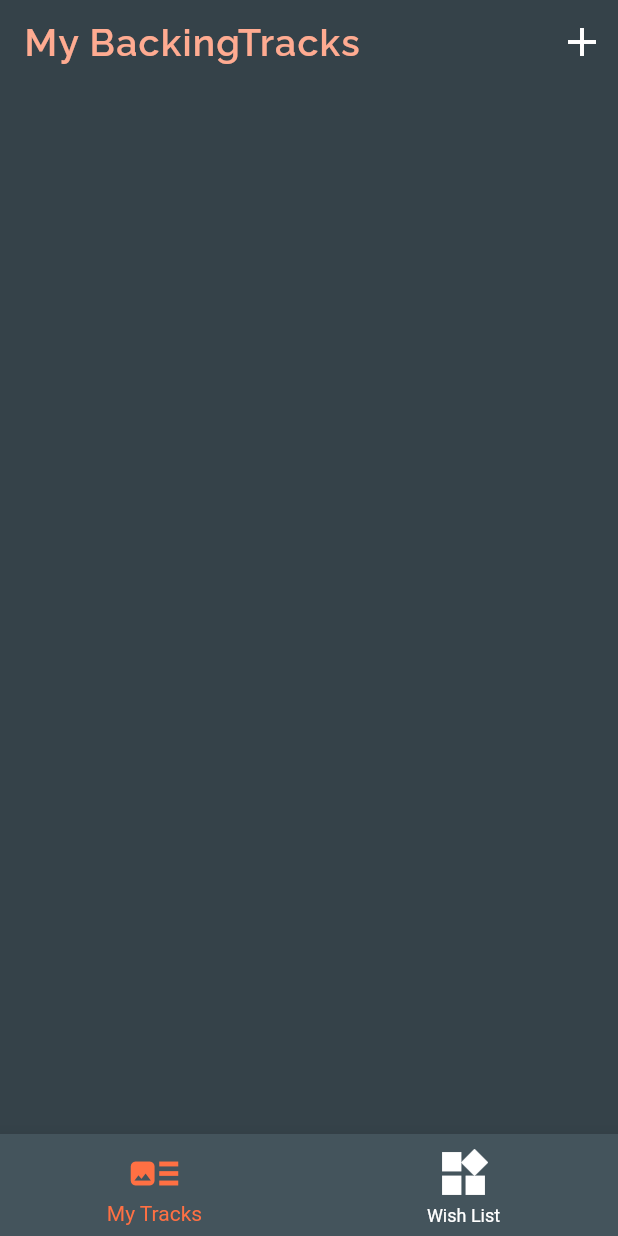
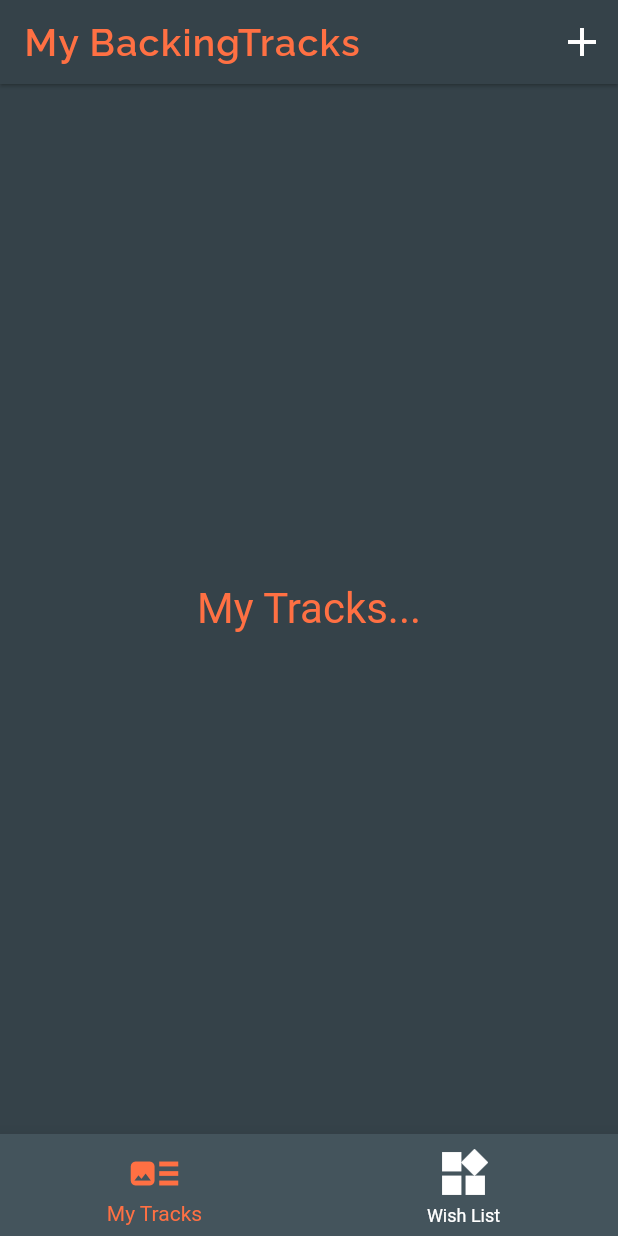
Before and after one commit to gshockv/myBackingTracks, a Flutter app: the screen it shows after launch, after a tap on the "add" icon, on a phone screen of 412 x 824 dp. Run offline on Flutter 3.47's test engine with Material 2 defaults, Android fonts, the phone set to English and light mode, and no system bars; our stand-ins replace google_fonts.

Commit message:
homescreen, myBackingTracks list, myWishList screen skeletons

```diff
--- a/lib/main.dart
+++ b/lib/main.dart
@@ -8,9 +8,9 @@ class MyApp extends StatelessWidget {
   Widget build(BuildContext context) {
     return MaterialApp(
       title: 'Flutter Demo',
-      themeMode: ThemeMode.dark,
+
       theme: ThemeData(
-        primarySwatch: Colors.purple,
+        primarySwatch: Colors.deepPurple,
       ),
       home: HomeScreen(),
     );
--- /dev/null
+++ b/lib/ui/add_record_widget.dart
@@ -0,0 +1,6 @@
+
+import 'package:flutter/material.dart';
+
+abstract class AddRecordStatefulWidget extends StatefulWidget {
+  void addRecord();
+}
--- a/lib/ui/home_screen.dart
+++ b/lib/ui/home_screen.dart
@@ -1,6 +1,9 @@
 import 'package:flutter/material.dart';
 import 'package:google_fonts/google_fonts.dart';
+import 'package:mybackingtracks/ui/add_record_widget.dart';
 import 'package:mybackingtracks/ui/app_colors.dart';
+import 'package:mybackingtracks/ui/tracks/my_tracks_list_screen.dart';
+import 'package:mybackingtracks/ui/wishlist/wish_list_screen.dart';
 
 class HomeScreen extends StatefulWidget {
   @override
@@ -12,6 +15,11 @@ class HomeScreen extends StatefulWidget {
 class _HomeScreenState extends State<HomeScreen> {
   int _selectedPageIndex = 0;
 
+  final List<AddRecordStatefulWidget> _pages = [
+    MyTracksListScreen(),
+    WishListScreen()
+  ];
+
   @override
   Widget build(BuildContext context) {
     return Scaffold(
@@ -20,7 +28,7 @@ class _HomeScreenState extends State<HomeScreen> {
         color: Color(AppColors.primaryDarkColor),
         //decoration: _createGradientWindowBackground(),
         child: Center(
-          child: Container(),
+          child: _pages[_selectedPageIndex],
         ),
       ),
       bottomNavigationBar: _createBottomNavigationBar(),
@@ -29,7 +37,7 @@ class _HomeScreenState extends State<HomeScreen> {
 
   Widget _createAppBar() {
     return AppBar(
-      elevation: 0,
+      elevation: 1,
       backgroundColor: Color(AppColors.primaryDarkColor),
       title: Text(
         "My BackingTracks",
@@ -37,7 +45,7 @@ class _HomeScreenState extends State<HomeScreen> {
           fontSize: 25,
           // fontStyle: FontStyle.italic,
           //color: Color(AppColors.appBarPrimaryColor),
-          color: Colors.deepOrange[200],
+          color: Colors.deepOrange[400],
           fontWeight: FontWeight.w600,
           letterSpacing: 0.8
         ),
@@ -49,7 +57,7 @@ class _HomeScreenState extends State<HomeScreen> {
             Icons.add,
             color: Color(AppColors.appBarActionColor)
           ),
-          onPressed: () {},
+          onPressed: _onAddRecordClick,
         )
       ],
     );
@@ -93,9 +101,13 @@ class _HomeScreenState extends State<HomeScreen> {
     );
   }
 
-  void _onPageSelected(int index) {
+  _onPageSelected(int index) {
     setState(() {
       _selectedPageIndex = index;
     });
   }
+
+  _onAddRecordClick() {
+    _pages[_selectedPageIndex].addRecord();
+  }
 }
--- /dev/null
+++ b/lib/ui/tracks/my_tracks_list_screen.dart
@@ -0,0 +1,29 @@
+import 'package:flutter/material.dart';
+import 'package:mybackingtracks/ui/add_record_widget.dart';
+
+class MyTracksListScreen extends AddRecordStatefulWidget {
+  @override
+  State<StatefulWidget> createState() {
+    return _MyTracksListScreenState();
+  }
+
+  @override
+  void addRecord() {
+    print("Add new backing track record...");
+  }
+}
+
+class _MyTracksListScreenState extends State<MyTracksListScreen> {
+  @override
+  Widget build(BuildContext context) {
+    return Center(
+      child: Text(
+        "My Tracks...",
+        style: TextStyle(
+          color: Colors.deepOrange[400],
+          fontSize: 28
+        ),
+      ),
+    );
+  }
+}
```
Also changed, not shown: lib/ui/wishlist/wish_list_screen.dart (added, +30 -0 lines).
